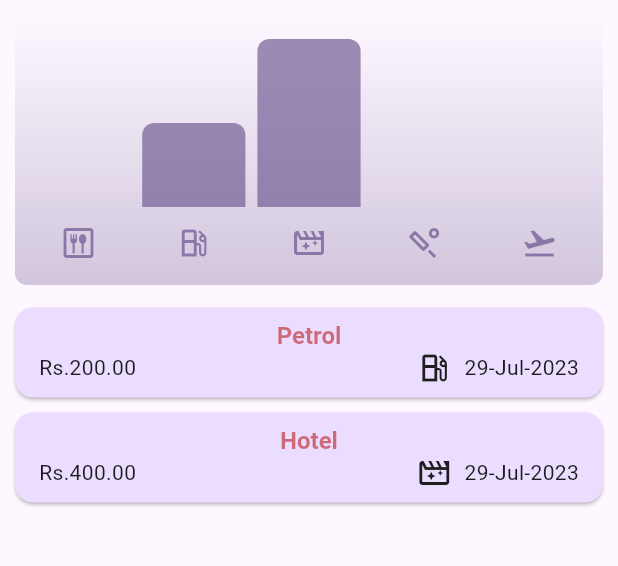
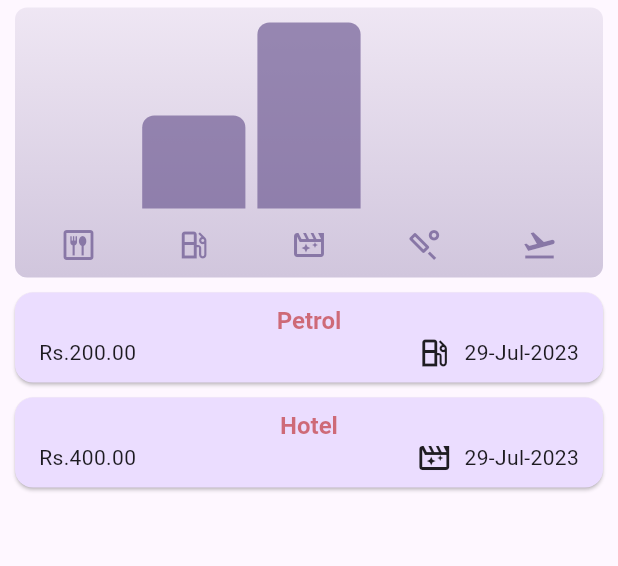
Before and after one commit to bhuphathi/expense_tracker, a Flutter app: the screen it shows after launch, on a phone screen of 412 x 824 dp, the part 114-680 px from its top. Run offline on Flutter 3.47's test engine with Material 2 defaults, Android fonts, the phone set to English and light mode, and no system bars.

Commit message:
fix: responsive expense screen

```diff
--- a/lib/screens/expenses_screen.dart
+++ b/lib/screens/expenses_screen.dart
@@ -72,6 +72,7 @@ class _ExpensesScreenState extends State<ExpensesScreen> {
 
   @override
   Widget build(context) {
+    final screenWidth = MediaQuery.of(context).size.width;
     Widget mainContent = const Center(
       child: Text("No expenses found, start adding some..."),
     );
@@ -105,7 +106,8 @@ class _ExpensesScreenState extends State<ExpensesScreen> {
           ),
         ],
       ),
-      body: Column(
+      body: screenWidth < 500
+          ? Column(
               children: [
                 const Text(
                   "The Expenses Widget...",
@@ -115,6 +117,17 @@ class _ExpensesScreenState extends State<ExpensesScreen> {
                   child: mainContent,
                 ),
               ],
+            )
+          : Row(
+              crossAxisAlignment: CrossAxisAlignment.start,
+              children: [
+                Expanded(
+                  child: mainContent,
+                ),
+                Expanded(
+                  child: Chart(expenses: _registeredExpenses),
+                ),
+              ],
             ),
     );
   }
--- a/lib/screens/helper_widgets/expenses_item.dart
+++ b/lib/screens/helper_widgets/expenses_item.dart
@@ -8,6 +8,7 @@ class ExpensesItem extends StatelessWidget {
 
   @override
   Widget build(context) {
+    //list card margin specified in main.dart theme setting
     return Card(
         borderOnForeground: true,
         child: Padding(
--- a/lib/widgets/chart.dart
+++ b/lib/widgets/chart.dart
@@ -35,9 +35,10 @@ class Chart extends StatelessWidget {
     final isDarkMode =
         MediaQuery.of(context).platformBrightness == Brightness.dark;
     return Container(
-      margin: const EdgeInsets.all(10),
+      //list card margin specified in main.dart theme setting
+      margin: const EdgeInsets.symmetric(horizontal: 10, vertical: 5),
       padding: const EdgeInsets.symmetric(
-        vertical: 16,
+        vertical: 10,
         horizontal: 4,
       ),
       width: double.infinity,
@@ -47,7 +48,7 @@ class Chart extends StatelessWidget {
         gradient: LinearGradient(
           colors: [
             Theme.of(context).colorScheme.primary.withOpacity(0.3),
-            Theme.of(context).colorScheme.primary.withOpacity(0.0)
+            Theme.of(context).colorScheme.primary.withOpacity(0.1)
           ],
           begin: Alignment.bottomCenter,
           end: Alignment.topCenter,
```
Lines whose indentation alone changed are shown as unchanged.
